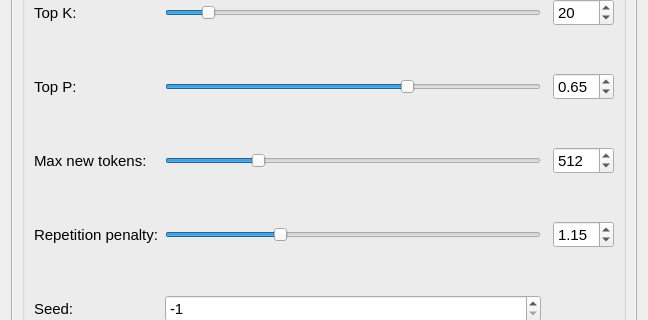
Qt form assets/ui/ui_settings.ui (shinomakoi/magi_llm_gui) before a commit; both pictures show x 0 to 648 and y 322 to 642 of the 648 by 726 pixel window.
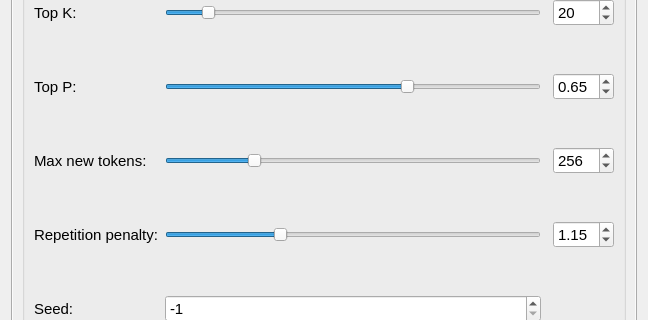
The same form after that commit.

```diff
--- a/assets/ui/ui_settings.ui
+++ b/assets/ui/ui_settings.ui
@@ -105,13 +105,13 @@
              <number>32</number>
             </property>
             <property name="maximum">
-             <number>2048</number>
+             <number>1024</number>
             </property>
             <property name="pageStep">
              <number>32</number>
             </property>
             <property name="value">
-             <number>512</number>
+             <number>256</number>
             </property>
             <property name="orientation">
              <enum>Qt::Horizontal</enum>
@@ -235,13 +235,13 @@
              <number>32</number>
             </property>
             <property name="maximum">
-             <number>2048</number>
+             <number>1024</number>
             </property>
             <property name="singleStep">
              <number>32</number>
             </property>
             <property name="value">
-             <number>512</number>
+             <number>256</number>
             </property>
            </widget>
           </item>
```
